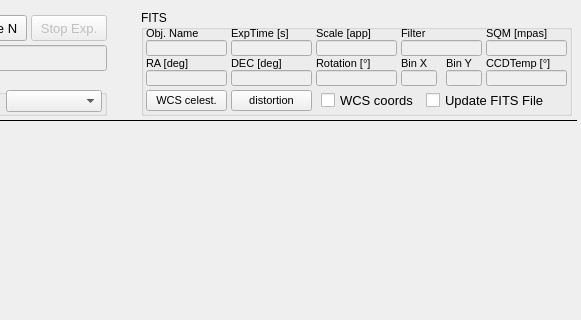
The window that mw4/gui/widgets/image.ui (mworion/MountWizzard4) describes before a commit, drawn with Qt 5; both pictures show x 219 to 800 and y 0 to 320 of the 800 by 600 pixel window.
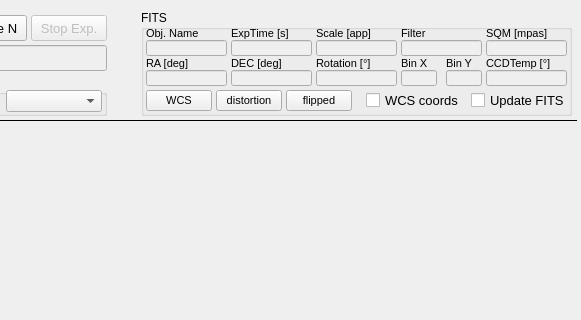
The same window after the commit.

Commit message: added flipped in header

The edit to the form file:
```diff
--- a/mw4/gui/widgets/image.ui
+++ b/mw4/gui/widgets/image.ui
@@ -843,7 +843,7 @@
      <rect>
       <x>5</x>
       <y>80</y>
-      <width>81</width>
+      <width>66</width>
       <height>21</height>
      </rect>
     </property>
@@ -856,15 +856,15 @@
      <string>&lt;html&gt;&lt;head/&gt;&lt;body&gt;&lt;p&gt;Cancels an imaging or plate solving action or stops continous exposures&lt;/p&gt;&lt;/body&gt;&lt;/html&gt;</string>
     </property>
     <property name="text">
-     <string>WCS celest.</string>
+     <string>WCS</string>
     </property>
    </widget>
    <widget class="QPushButton" name="hasDistortion">
     <property name="geometry">
      <rect>
-      <x>90</x>
+      <x>75</x>
       <y>80</y>
-      <width>81</width>
+      <width>66</width>
       <height>21</height>
      </rect>
     </property>
@@ -942,7 +942,7 @@
    <widget class="QCheckBox" name="checkUseWCS">
     <property name="geometry">
      <rect>
-      <x>180</x>
+      <x>225</x>
       <y>80</y>
       <width>96</width>
       <height>21</height>
@@ -960,9 +960,9 @@
    <widget class="QCheckBox" name="checkUpdateFits">
     <property name="geometry">
      <rect>
-      <x>285</x>
+      <x>330</x>
       <y>80</y>
-      <width>141</width>
+      <width>96</width>
       <height>21</height>
      </rect>
     </property>
@@ -972,7 +972,28 @@
      </font>
     </property>
     <property name="text">
-     <string>Update FITS File</string>
+     <string>Update FITS</string>
+    </property>
+   </widget>
+   <widget class="QPushButton" name="isFlipped">
+    <property name="geometry">
+     <rect>
+      <x>145</x>
+      <y>80</y>
+      <width>66</width>
+      <height>21</height>
+     </rect>
+    </property>
+    <property name="font">
+     <font>
+      <pointsize>8</pointsize>
+     </font>
+    </property>
+    <property name="toolTip">
+     <string>&lt;html&gt;&lt;head/&gt;&lt;body&gt;&lt;p&gt;Cancels an imaging or plate solving action or stops continous exposures&lt;/p&gt;&lt;/body&gt;&lt;/html&gt;</string>
+    </property>
+    <property name="text">
+     <string>flipped</string>
     </property>
    </widget>
   </widget>
```
The commit also changes 3 other files.
